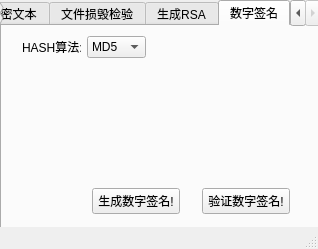
This is pymycrypt2.ui in xm007/PyMyCrypt as Qt 5 draws it before an edit. The edited form follows.
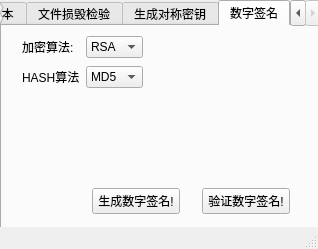
This is the edited form. The open tabs and pages were chosen to show the change.

Patch:
```diff
--- a/pymycrypt2.ui
+++ b/pymycrypt2.ui
@@ -1114,7 +1114,7 @@
     </widget>
     <widget class="QWidget" name="tab_9">
      <attribute name="title">
-      <string>生成RSA</string>
+      <string>生成对称密钥</string>
      </attribute>
      <widget class="QWidget" name="horizontalLayoutWidget_10">
       <property name="geometry">
@@ -1144,8 +1144,8 @@
       <property name="geometry">
        <rect>
         <x>20</x>
-        <y>10</y>
-        <width>124</width>
+        <y>40</y>
+        <width>121</width>
         <height>22</height>
        </rect>
       </property>
@@ -1219,6 +1219,42 @@
        </item>
       </layout>
      </widget>
+     <widget class="QWidget" name="layoutWidget_16">
+      <property name="geometry">
+       <rect>
+        <x>20</x>
+        <y>10</y>
+        <width>121</width>
+        <height>22</height>
+       </rect>
+      </property>
+      <layout class="QHBoxLayout" name="horizontalLayout_25">
+       <item>
+        <widget class="QLabel" name="label_26">
+         <property name="text">
+          <string>加密算法:</string>
+         </property>
+        </widget>
+       </item>
+       <item>
+        <widget class="QComboBox" name="comboBoxAlgorithmSign">
+         <property name="currentIndex">
+          <number>0</number>
+         </property>
+         <item>
+          <property name="text">
+           <string>RSA</string>
+          </property>
+         </item>
+         <item>
+          <property name="text">
+           <string>ECC</string>
+          </property>
+         </item>
+        </widget>
+       </item>
+      </layout>
+     </widget>
     </widget>
    </widget>
   </widget>
```
Left out of the diff: 38 changed lines with no effect on the pictures.
